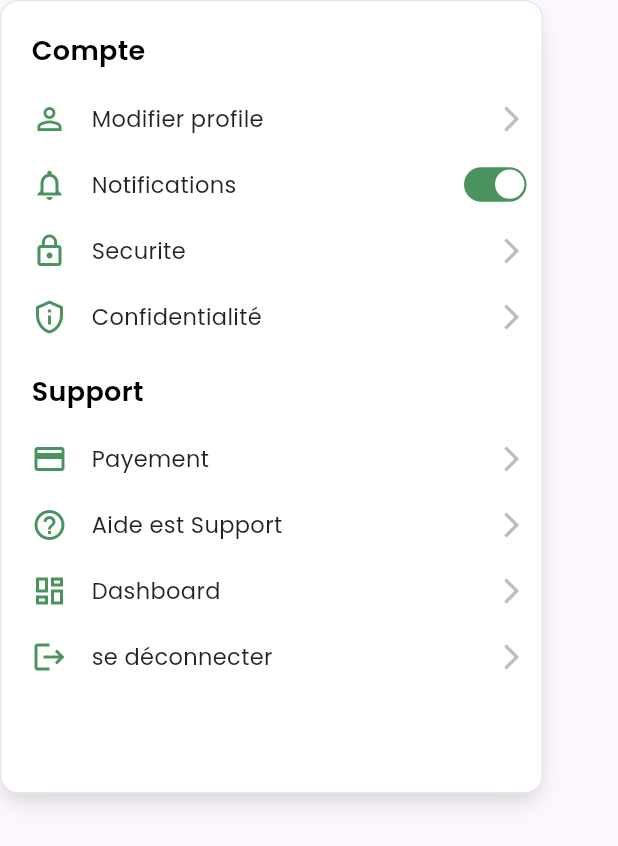
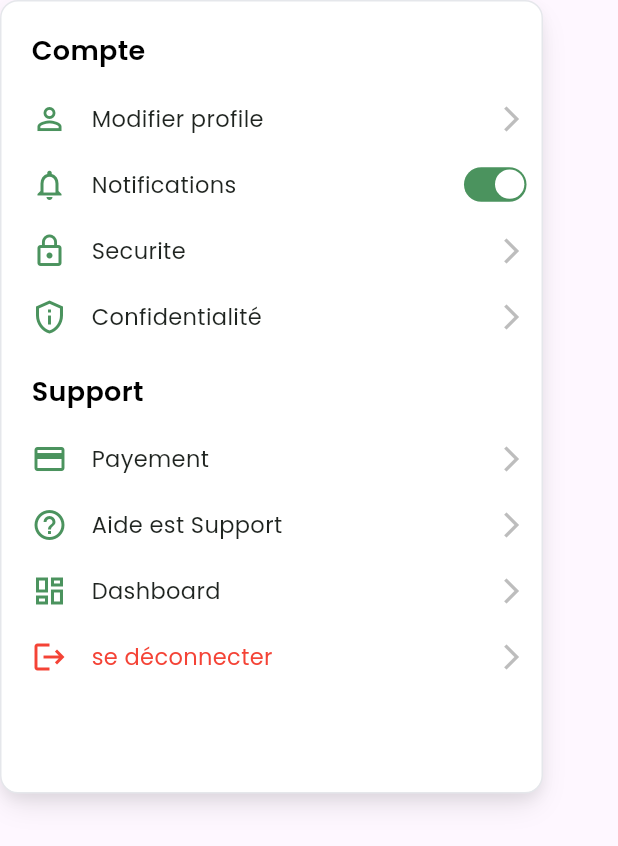
Before and after one commit to whales-team-jucktionXalgeries/al_insan_mobile_app, a Flutter app: the ProfileSettings widget shown alone on an empty page, opened directly, on a phone screen of 412 x 824 dp. Shown: the top 846 px of the screen. Run offline on Flutter 3.47's test engine with Material 3 defaults, Android fonts, the phone set to English and light mode, and no system bars; our stand-ins replace camera, diacritic, flutter_svg, gallery_saver, image_picker, supabase_flutter and 1 more; missing offline and left inert: shake, torch_light; accounts and stored records are empty.

Commit message:
profile page fully done

```diff
--- a/front-end/lib/components/profile_settings.dart
+++ b/front-end/lib/components/profile_settings.dart
@@ -1,7 +1,14 @@
 import 'package:flutter/material.dart';
 
-class ProfileSettings extends StatelessWidget {
-  const ProfileSettings({Key? key}) : super(key: key);
+class ProfileSettings extends StatefulWidget {
+  const ProfileSettings({super.key});
+
+  @override
+  State<ProfileSettings> createState() => _ProfileSettingsState();
+}
+
+class _ProfileSettingsState extends State<ProfileSettings> {
+  bool _notificationsEnabled = true; // State for notification toggle
 
   @override
   Widget build(BuildContext context) {
@@ -11,10 +18,7 @@ class ProfileSettings extends StatelessWidget {
       decoration: ShapeDecoration(
         color: Colors.white,
         shape: RoundedRectangleBorder(
-          side: const BorderSide(
-            width: 1,
-            color: Color(0xFFE5E7EB),
-          ),
+          side: const BorderSide(width: 1, color: Color(0xFFE5E7EB)),
           borderRadius: BorderRadius.circular(12),
         ),
         shadows: const [
@@ -59,8 +63,11 @@ class ProfileSettings extends StatelessWidget {
                   context,
                   icon: Icons.person_outline,
                   label: 'Modifier profile',
-                  trailing: const Icon(Icons.arrow_forward_ios,
-                      size: 20, color: Color(0xFFBDBDBD)),
+                  trailing: const Icon(
+                    Icons.arrow_forward_ios,
+                    size: 20,
+                    color: Color(0xFFBDBDBD),
+                  ),
                 ),
                 const SizedBox(height: 20),
                 // Notifications
@@ -76,8 +83,11 @@ class ProfileSettings extends StatelessWidget {
                   context,
                   icon: Icons.lock_outline,
                   label: 'Securite',
-                  trailing: const Icon(Icons.arrow_forward_ios,
-                      size: 20, color: Color(0xFFBDBDBD)),
+                  trailing: const Icon(
+                    Icons.arrow_forward_ios,
+                    size: 20,
+                    color: Color(0xFFBDBDBD),
+                  ),
                 ),
                 const SizedBox(height: 20),
                 // Confidentialité
@@ -85,8 +95,11 @@ class ProfileSettings extends StatelessWidget {
                   context,
                   icon: Icons.privacy_tip_outlined,
                   label: 'Confidentialité',
-                  trailing: const Icon(Icons.arrow_forward_ios,
-                      size: 20, color: Color(0xFFBDBDBD)),
+                  trailing: const Icon(
+                    Icons.arrow_forward_ios,
+                    size: 20,
+                    color: Color(0xFFBDBDBD),
+                  ),
                 ),
               ],
             ),
@@ -116,8 +129,11 @@ class ProfileSettings extends StatelessWidget {
                   context,
                   icon: Icons.payment,
                   label: 'Payement',
-                  trailing: const Icon(Icons.arrow_forward_ios,
-                      size: 20, color: Color(0xFFBDBDBD)),
+                  trailing: const Icon(
+                    Icons.arrow_forward_ios,
+                    size: 20,
+                    color: Color(0xFFBDBDBD),
+                  ),
                 ),
                 const SizedBox(height: 20),
                 // Aide est Support
@@ -125,8 +141,11 @@ class ProfileSettings extends StatelessWidget {
                   context,
                   icon: Icons.help_outline,
                   label: 'Aide est Support',
-                  trailing: const Icon(Icons.arrow_forward_ios,
-                      size: 20, color: Color(0xFFBDBDBD)),
+                  trailing: const Icon(
+                    Icons.arrow_forward_ios,
+                    size: 20,
+                    color: Color(0xFFBDBDBD),
+                  ),
                 ),
                 const SizedBox(height: 20),
                 // Dashboard
@@ -134,8 +153,11 @@ class ProfileSettings extends StatelessWidget {
                   context,
                   icon: Icons.dashboard_outlined,
                   label: 'Dashboard',
-                  trailing: const Icon(Icons.arrow_forward_ios,
-                      size: 20, color: Color(0xFFBDBDBD)),
+                  trailing: const Icon(
+                    Icons.arrow_forward_ios,
+                    size: 20,
+                    color: Color(0xFFBDBDBD),
+                  ),
                 ),
                 const SizedBox(height: 20),
                 // se déconnecter
@@ -143,8 +165,12 @@ class ProfileSettings extends StatelessWidget {
                   context,
                   icon: Icons.logout,
                   label: 'se déconnecter',
-                  trailing: const Icon(Icons.arrow_forward_ios,
-                      size: 20, color: Color(0xFFBDBDBD)),
+                  isLogout: true, // Special flag for logout styling
+                  trailing: const Icon(
+                    Icons.arrow_forward_ios,
+                    size: 20,
+                    color: Color(0xFFBDBDBD),
+                  ),
                 ),
               ],
             ),
@@ -154,22 +180,29 @@ class ProfileSettings extends StatelessWidget {
     );
   }
 
-  Widget _settingsRow(BuildContext context,
-      {required IconData icon,
+  Widget _settingsRow(
+    BuildContext context, {
+    required IconData icon,
     required String label,
-      required Widget trailing}) {
+    required Widget trailing,
+    bool isLogout = false,
+  }) {
     return Row(
       mainAxisAlignment: MainAxisAlignment.spaceBetween,
       crossAxisAlignment: CrossAxisAlignment.center,
       children: [
         Row(
           children: [
-            Icon(icon, size: 24, color: const Color(0xFF4B935E)),
+            Icon(
+              icon,
+              size: 24,
+              color: isLogout ? Colors.red : const Color(0xFF4B935E),
+            ),
             const SizedBox(width: 16),
             Text(
               label,
-              style: const TextStyle(
-                color: Color(0xFF1F2420),
+              style: TextStyle(
+                color: isLogout ? Colors.red : const Color(0xFF1F2420),
                 fontSize: 15,
                 fontFamily: 'Poppins',
                 fontWeight: FontWeight.w400,
@@ -184,19 +217,29 @@ class ProfileSettings extends StatelessWidget {
   }
 
   Widget _notificationSwitch() {
-    return Container(
+    return GestureDetector(
+      onTap: () {
+        setState(() {
+          _notificationsEnabled = !_notificationsEnabled;
+        });
+      },
+      child: Container(
         width: 41.68,
         height: 23.16,
         decoration: ShapeDecoration(
-        color: const Color(0xFF4B935E),
+          color:
+              _notificationsEnabled
+                  ? const Color(0xFF4B935E)
+                  : const Color(0xFFE5E7EB),
           shape: RoundedRectangleBorder(
             borderRadius: BorderRadius.circular(11577.79),
           ),
         ),
         child: Stack(
           children: [
-          Positioned(
-            left: 20.68,
+            AnimatedPositioned(
+              duration: const Duration(milliseconds: 200),
+              left: _notificationsEnabled ? 20.68 : 1.44,
               top: 1.58,
               child: Container(
                 width: 19.56,
@@ -219,6 +262,7 @@ class ProfileSettings extends StatelessWidget {
             ),
           ],
         ),
+      ),
     );
   }
 }
```
Also changed, not shown: front-end/lib/components/footer.dart (+13 -7 lines), front-end/lib/pages/profile_page.dart (added, +84 -0 lines), front-end/assets/Avatar.png (added), front-end/pubspec.lock, 2 other files. Lines whose indentation alone changed are shown as unchanged.
